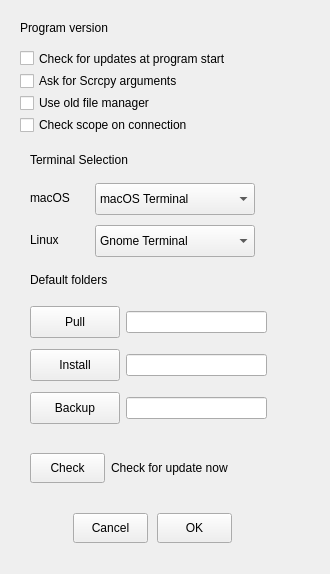
Before: the Qt Designer form adbprefdialog.ui in Eliminater74/adblink, drawn with Qt 5.
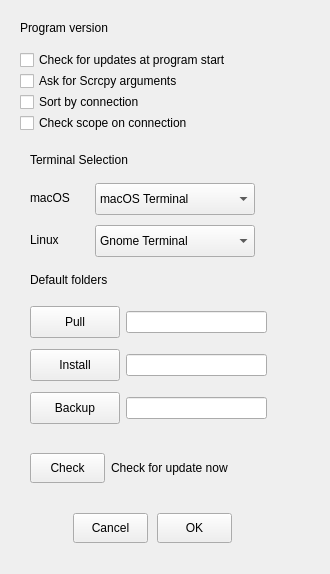
After: the same form once the commit is applied.

Commit message: oldpush removed from filemanager. sort pref radio button state saved in json

```diff
--- a/adbprefdialog.ui
+++ b/adbprefdialog.ui
@@ -460,45 +460,57 @@
     </item>
    </layout>
   </widget>
-  <widget class="QWidget" name="">
+  <widget class="QCheckBox" name="versioncheck">
    <property name="geometry">
     <rect>
      <x>20</x>
      <y>50</y>
      <width>235</width>
-     <height>83</height>
+     <height>20</height>
     </rect>
    </property>
-   <layout class="QVBoxLayout" name="verticalLayout">
-    <item>
-     <widget class="QCheckBox" name="versioncheck">
       <property name="text">
        <string>Check for updates at program start</string>
       </property>
      </widget>
-    </item>
-    <item>
      <widget class="QCheckBox" name="scrcpyargs">
+   <property name="geometry">
+    <rect>
+     <x>20</x>
+     <y>71</y>
+     <width>179</width>
+     <height>20</height>
+    </rect>
+   </property>
       <property name="text">
        <string>Ask for Scrcpy arguments</string>
       </property>
      </widget>
-    </item>
-    <item>
      <widget class="QCheckBox" name="oldfm">
+   <property name="geometry">
+    <rect>
+     <x>20</x>
+     <y>92</y>
+     <width>148</width>
+     <height>20</height>
+    </rect>
+   </property>
       <property name="text">
-       <string>Use old file manager</string>
-      </property>
-     </widget>
-    </item>
-    <item>
+    <string>Sort by connection</string>
+   </property>
+  </widget>
      <widget class="QCheckBox" name="scopecheck">
+   <property name="geometry">
+    <rect>
+     <x>20</x>
+     <y>113</y>
+     <width>192</width>
+     <height>20</height>
+    </rect>
+   </property>
       <property name="text">
        <string>Check scope on connection</string>
       </property>
-     </widget>
-    </item>
-   </layout>
   </widget>
  </widget>
  <resources/>
```
Lines whose indentation alone changed are shown as unchanged. The commit also changes 3 other files.
